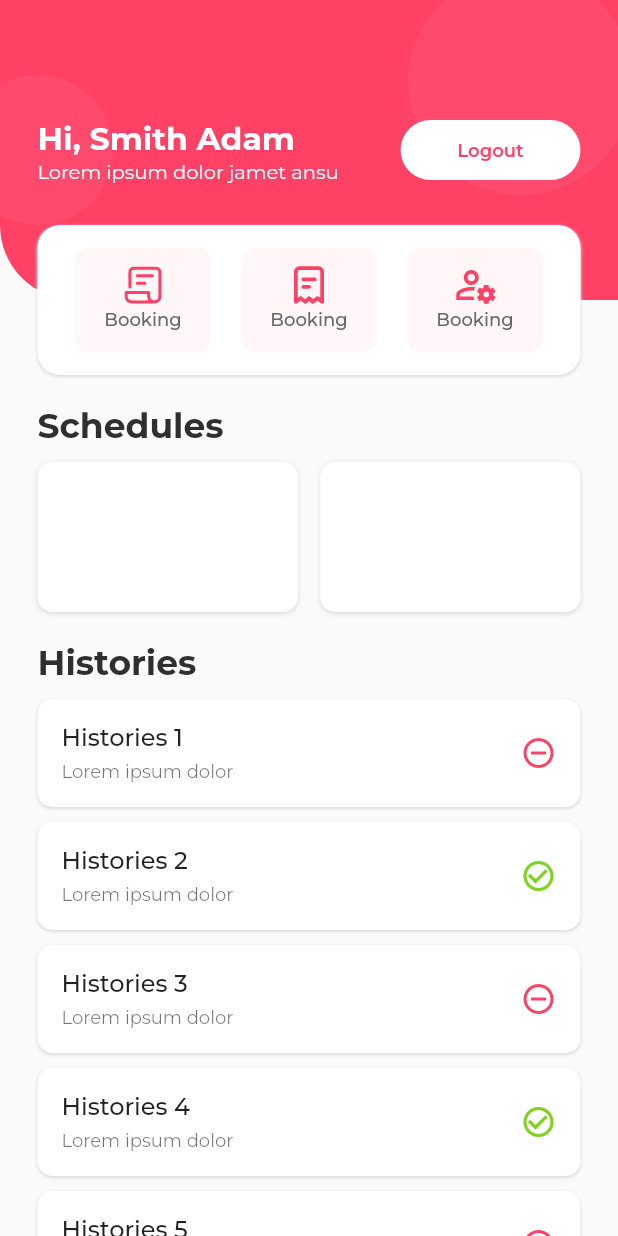
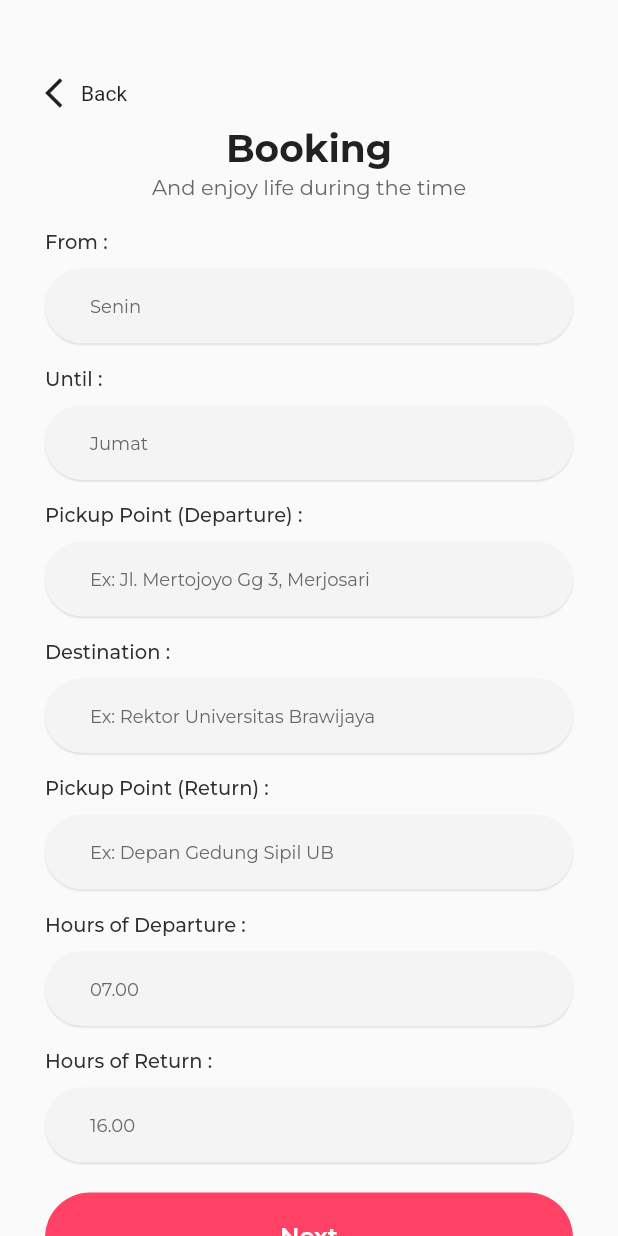
Before and after one commit to hoyirul/djuang_lite_app, a Flutter app: the HomeScreen screen opened directly, after a tap on "Booking", on a phone screen of 412 x 824 dp. Run offline on Flutter 3.47's test engine with Material 2 defaults, Android fonts, the phone set to English and light mode, and no system bars; our stand-ins replace flutter_svg, get; project files that could hold a hidden picture were left out.

Commit message:
Add Booking Page | UI

```diff
--- /dev/null
+++ b/lib/screens/booking/booking_screen.dart
@@ -0,0 +1,103 @@
+import 'package:djuang_lite_app/pickers/color_pickers.dart';
+import 'package:djuang_lite_app/pickers/font_pickers.dart';
+import 'package:djuang_lite_app/screens/components/button_component.dart';
+import 'package:djuang_lite_app/screens/components/input_component.dart';
+import 'package:djuang_lite_app/screens/components/label_component.dart';
+import 'package:djuang_lite_app/screens/home/home_screen.dart';
+import 'package:flutter/material.dart';
+import 'package:get/get.dart';
+
+class BookingScreen extends StatelessWidget {
+  const BookingScreen({super.key});
+
+  @override
+  Widget build(BuildContext context) {
+    return Scaffold(
+      body: SingleChildScrollView(
+        child: Padding(
+          padding: const EdgeInsets.only(left: 30, right: 30),
+          child: Column(
+            children: [
+              const SizedBox(height: 50,),
+
+              InkWell(
+                onTap: () {
+                  Get.off(const HomeScreen());
+                },
+                child: Row(
+                  children: const [
+                    Icon(Icons.arrow_back_ios),
+                    Text('Back'),
+                  ],
+                ),
+              ),
+
+              const SizedBox(height: 10,),
+              const Text('Booking', style: TextStyle(
+                fontFamily: FontPicker.bold,
+                fontSize: 25
+              ),),
+              const SizedBox(height: 2,),
+              const Text('And enjoy life during the time', style: TextStyle(
+                fontFamily: FontPicker.regular,
+                fontSize: 14,
+                color: ColorPicker.grey
+              ),),
+
+              const SizedBox(height: 20,),
+
+              const LabelComponent(label: 'From : '),
+              const InputComponent(hintText: 'Senin', obscuredText: false, colors: ColorPicker.greyAccent),
+
+              const SizedBox(height: 15,),
+
+              const LabelComponent(label: 'Until : '),
+              const InputComponent(hintText: 'Jumat', obscuredText: false, colors: ColorPicker.greyAccent),
+
+              const SizedBox(height: 15,),
+
+              const LabelComponent(label: 'Pickup Point (Departure) : '),
+              const InputComponent(hintText: 'Ex: Jl. Mertojoyo Gg 3, Merjosari', obscuredText: false, colors: ColorPicker.greyAccent),
+
+              const SizedBox(height: 15,),
+
+              const LabelComponent(label: 'Destination : '),
+              const InputComponent(hintText: 'Ex: Rektor Universitas Brawijaya', obscuredText: false, colors: ColorPicker.greyAccent),
+
+              const SizedBox(height: 15,),
+
+              const LabelComponent(label: 'Pickup Point (Return) : '),
+              const InputComponent(hintText: 'Ex: Depan Gedung Sipil UB', obscuredText: false, colors: ColorPicker.greyAccent),
+
+              const SizedBox(height: 15,),
+
+              const LabelComponent(label: 'Hours of Departure : '),
+              const InputComponent(hintText: '07.00', obscuredText: false, colors: ColorPicker.greyAccent),
+
+              const SizedBox(height: 15,),
+
+              const LabelComponent(label: 'Hours of Return : '),
+              const InputComponent(hintText: '16.00', obscuredText: false, colors: ColorPicker.greyAccent),
+
+              const SizedBox(height: 20,),
+
+              const ButtonComponent(
+                button: TextButton(
+                  onPressed: null,
+                  child: Text('Next', style: TextStyle(
+                    color: ColorPicker.white,
+                    fontFamily: FontPicker.semibold,
+                    fontSize: 16
+                  ),),
+                ),
+                colors: ColorPicker.primary,
+                height: 60,
+                width: double.infinity,
+              )
+            ],
+          ),
+        ),
+      ),
+    );
+  }
+}
--- a/lib/screens/components/home_feature_component.dart
+++ b/lib/screens/components/home_feature_component.dart
@@ -19,12 +19,12 @@ class HomeFeatureComponent extends StatelessWidget {
           Center(
             child: SvgPicture.asset(icons),
           ),
-          const Center(
+          Center(
             child: Text(
-              'Booking',
-              style: TextStyle(
+              title,
+              style: const TextStyle(
                   color: ColorPicker.grey,
-                  fontSize: 12,
+                  fontSize: 10,
                   fontFamily: FontPicker.medium),
             ),
           )
--- a/lib/screens/home/home_screen.dart
+++ b/lib/screens/home/home_screen.dart
@@ -1,6 +1,7 @@
 import 'package:djuang_lite_app/pickers/color_pickers.dart';
 import 'package:djuang_lite_app/pickers/font_pickers.dart';
 import 'package:djuang_lite_app/screens/auth/login_screen.dart';
+import 'package:djuang_lite_app/screens/booking/booking_screen.dart';
 import 'package:djuang_lite_app/screens/components/button_component.dart';
 import 'package:djuang_lite_app/screens/components/circle_component.dart';
 import 'package:djuang_lite_app/screens/components/home_feature_component.dart';
@@ -118,7 +119,7 @@ class _HomeScreenState extends State<HomeScreen> {
                         Expanded(
                           child: InkWell(
                             onTap: () {
-                              print('Booking');
+                              Get.offAll(const BookingScreen());
                             },
                             child: const HomeFeatureComponent(icons: 'assets/icons/booking.svg', title: 'Booking')
                           )
```
